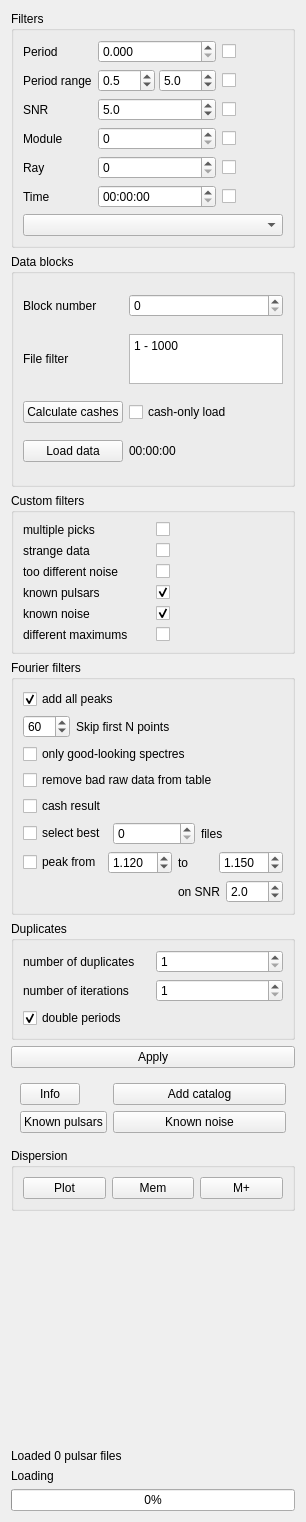
Above: src/analytics.ui from vtyulb/BSA-Analytics before the change. Below: the same form after it.
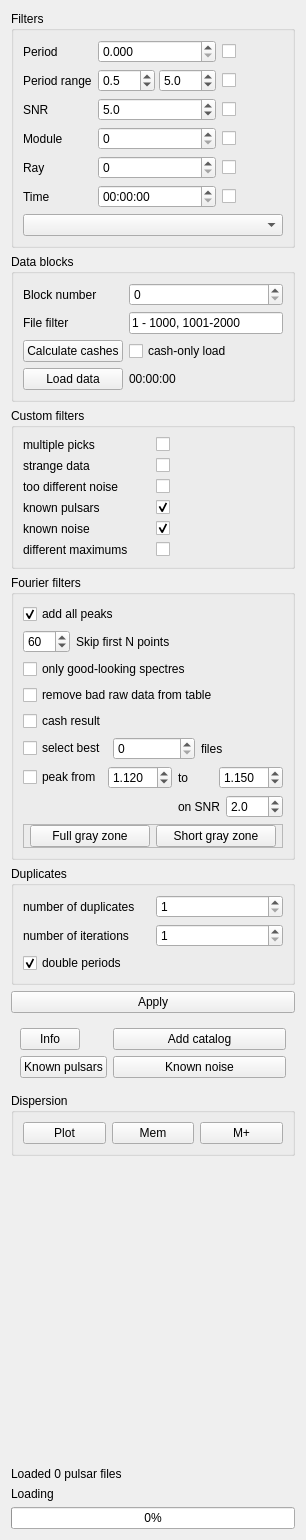
That is the form after the change.

Commit message: Really big gray zone. Now it is yellow

```diff
--- a/src/analytics.ui
+++ b/src/analytics.ui
@@ -7,7 +7,7 @@
     <x>0</x>
     <y>0</y>
     <width>306</width>
-    <height>1522</height>
+    <height>1540</height>
    </rect>
   </property>
   <property name="windowTitle">
@@ -253,24 +253,9 @@
        </widget>
       </item>
       <item row="1" column="1">
-       <widget class="QPlainTextEdit" name="fourierAllowedNames">
-        <property name="minimumSize">
-         <size>
-          <width>0</width>
-          <height>0</height>
-         </size>
-        </property>
-        <property name="maximumSize">
-         <size>
-          <width>16777215</width>
-          <height>50</height>
-         </size>
-        </property>
-        <property name="sizeAdjustPolicy">
-         <enum>QAbstractScrollArea::AdjustIgnored</enum>
-        </property>
-        <property name="plainText">
-         <string>1 - 1000</string>
+       <widget class="QLineEdit" name="fourierAllowedNames">
+        <property name="text">
+         <string>1 - 1000, 1001-2000</string>
         </property>
        </widget>
       </item>
@@ -619,6 +604,44 @@
         </layout>
        </widget>
       </item>
+      <item>
+       <widget class="QFrame" name="frame">
+        <property name="frameShape">
+         <enum>QFrame::StyledPanel</enum>
+        </property>
+        <property name="frameShadow">
+         <enum>QFrame::Raised</enum>
+        </property>
+        <layout class="QHBoxLayout" name="horizontalLayout_8">
+         <property name="leftMargin">
+          <number>6</number>
+         </property>
+         <property name="topMargin">
+          <number>0</number>
+         </property>
+         <property name="rightMargin">
+          <number>6</number>
+         </property>
+         <property name="bottomMargin">
+          <number>0</number>
+         </property>
+         <item>
+          <widget class="QPushButton" name="fourierFullGrayZone">
+           <property name="text">
+            <string>Full gray zone</string>
+           </property>
+          </widget>
+         </item>
+         <item>
+          <widget class="QPushButton" name="fourierShortGrayZone">
+           <property name="text">
+            <string>Short gray zone</string>
+           </property>
+          </widget>
+         </item>
+        </layout>
+       </widget>
+      </item>
      </layout>
     </widget>
    </item>
```
The commit also changes 4 other files.
